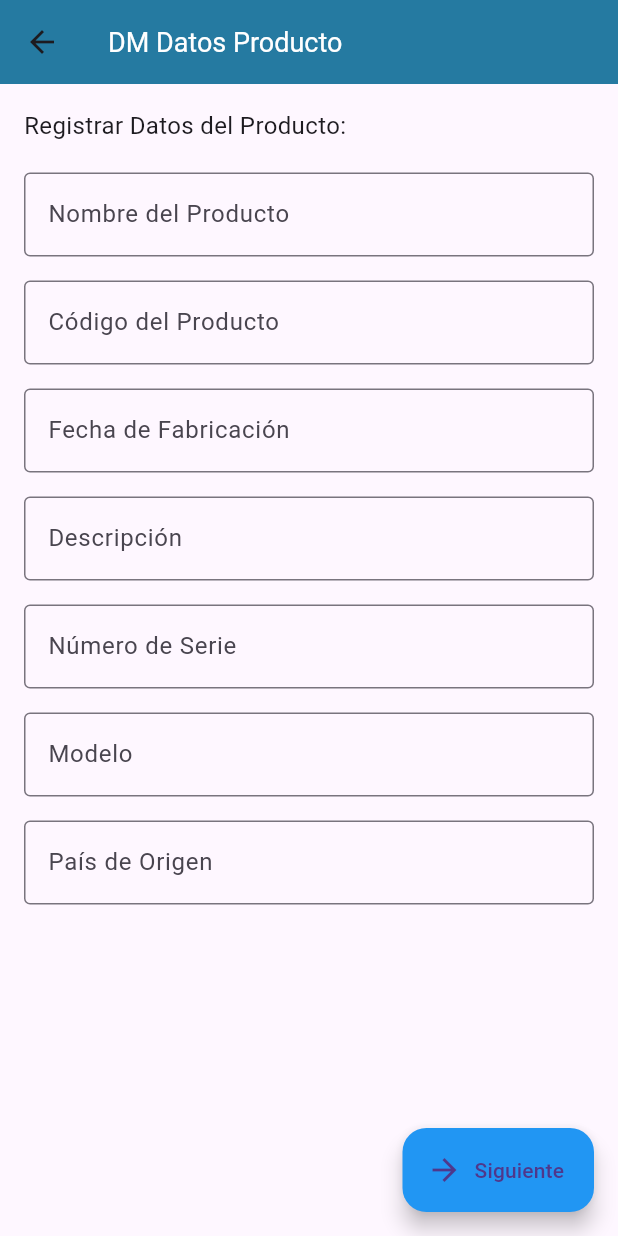
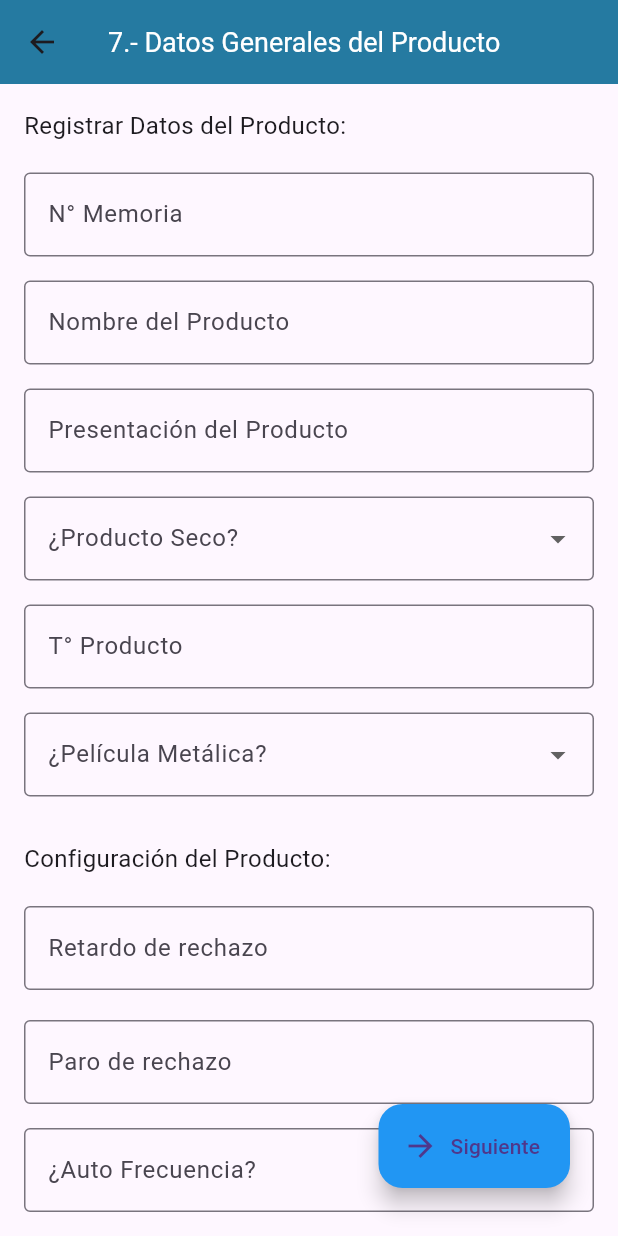
Before and after one commit to CiptechProyectos/AppCiptech, a Flutter app: the DM_DatosProducto screen opened directly, on a phone screen of 412 x 824 dp. Run offline on Flutter 3.47's test engine with Material 3 defaults, Android fonts, the phone set to English and light mode, and no system bars; Roboto replaces fonts that are missing (San Francisco).

Commit message:
Initial commit with all project files

```diff
--- a/ciptech/lib/DM_Configuracion.dart
+++ b/ciptech/lib/DM_Configuracion.dart
@@ -38,7 +38,7 @@ class Configuracion extends StatelessWidget {
   Widget build(BuildContext context) {
     return Scaffold(
       appBar: AppBar(
-        title: Text('Configuración'),
+        title: Text('4.- Configuración'),
       ),
       body: SafeArea(
         child: Padding(
--- a/ciptech/lib/DM_DatosCliente.dart
+++ b/ciptech/lib/DM_DatosCliente.dart
@@ -25,7 +25,7 @@ class _DMFormScreenState extends State<DMFormScreen> {
   Widget build(BuildContext context) {
     return Scaffold(
       appBar: AppBar(
-        title: Text('Datos de Cliente'),
+        title: Text('1.- Datos del Cliente'),
       ),
       body: Padding(
         padding: const EdgeInsets.all(16.0),
--- a/ciptech/lib/DM_DatosEquipo.dart
+++ b/ciptech/lib/DM_DatosEquipo.dart
@@ -81,7 +81,7 @@ class _DMDatosEquipoState extends State<DMDatosEquipo> {
 
     return Scaffold(
       appBar: AppBar(
-        title: Text('Datos del Equipo'),
+        title: Text('2.- Datos del Equipo'),
       ),
       body: Padding(
         padding: const EdgeInsets.all(16.0),
--- a/ciptech/lib/DM_DatosGeneralesProducto.dart
+++ b/ciptech/lib/DM_DatosGeneralesProducto.dart
@@ -6,7 +6,7 @@ class DM_DatosProducto extends StatelessWidget {
   Widget build(BuildContext context) {
     return Scaffold(
       appBar: AppBar(
-        title: Text('DM Datos Producto'),
+        title: Text('7.- Datos Generales del Producto'),
       ),
       body: SafeArea(
         child: Padding(
@@ -17,36 +17,64 @@ class DM_DatosProducto extends StatelessWidget {
               children: [
                 Text('Registrar Datos del Producto:'),
                 SizedBox(height: 20.0),
+                _buildTextField('N° Memoria', '', (value) {}),
+                SizedBox(height: 16.0),
                 _buildTextField('Nombre del Producto', '', (value) {}),
                 SizedBox(height: 16.0),
-                _buildTextField('Código del Producto', '', (value) {}),
+                _buildTextField('Presentación del Producto', '', (value) {}),
                 SizedBox(height: 16.0),
-                _buildTextField('Fecha de Fabricación', '', (value) {}),
+                _buildComboBox('¿Producto Seco?', ['Si', 'No'], (value) {}),
                 SizedBox(height: 16.0),
-                _buildTextField('Descripción', '', (value) {}),
+                _buildTextField('T° Producto', '', (value) {}),
                 SizedBox(height: 16.0),
-                _buildTextField('Número de Serie', '', (value) {}),
+                _buildComboBox('¿Película Metálica?', ['Si', 'No'], (value) {}),
+                SizedBox(height: 30.0),
+                Text('Configuración del Producto:'),
+                SizedBox(height: 20.0),
+                _buildTextField('Retardo de rechazo', '', (value) {}),
+                SizedBox(height: 20.0),
+                _buildTextField('Paro de rechazo', '', (value) {}),
                 SizedBox(height: 16.0),
-                _buildTextField('Modelo', '', (value) {}),
-                SizedBox(height: 16.0),
-                _buildTextField('País de Origen', '', (value) {}),
-                SizedBox(height: 70.0),
+                _buildComboBox('¿Auto Frecuencia?', ['Si', 'No'], (value) {}),
+                SizedBox(height: 20.0),
+                _buildTextField('Umbral Actual', '', (value) {}),
+                SizedBox(height: 20.0),
+                _buildTextField('Aumento Cabezal P/I', '', (value) {}),
+                SizedBox(height: 20.0),
+                _buildTextField('Aumento Cabezal Q', '', (value) {}),
+                SizedBox(height: 20.0),
+                _buildTextField('Aumento Cabezal / RF', '', (value) {}),
+                SizedBox(height: 20.0),
+                _buildTextField('Angulo Fase o Compensación', '', (value) {}),
+                SizedBox(height: 20.0),
+                _buildTextField('Excitación de Cabezal', '', (value) {}),
+                SizedBox(height: 20.0),
+                _buildTextField('Modo de Trabajo', '', (value) {}),
+                SizedBox(height: 20.0),
+                _buildTextField('Tipo de Rechazo', '', (value) {}),
+                SizedBox(height: 90.0),
               ],
             ),
           ),
         ),
       ),
-      floatingActionButton: FloatingActionButton.extended(
+      floatingActionButton: Padding(
+        padding: const EdgeInsets.only(bottom: 16.0, right: 16.0),
+        child: Align(
+          alignment: Alignment.bottomRight,
+          child: FloatingActionButton.extended(
             onPressed: () {
-          // Navegar a la pantalla DM_ConfiguracionProducto
+              // Navegar a la pantalla Configuracion
               Navigator.push(
                 context,
                 MaterialPageRoute(builder: (context) => DM_ConfiguracionProducto()),
               );
             },
-        label: Text('Siguiente'),
-        icon: Icon(Icons.arrow_forward),
+            label: Text('Siguiente'), // Texto del botón
+            icon: Icon(Icons.arrow_forward), // Ícono del botón
             backgroundColor: Colors.blue,
+          ),
+        ),
       ),
     );
   }
@@ -61,4 +89,20 @@ class DM_DatosProducto extends StatelessWidget {
       ),
     );
   }
+
+  Widget _buildComboBox(String labelText, List<String> items, void Function(String?)? onChanged) {
+    return DropdownButtonFormField<String>(
+      items: items.map((String value) {
+        return DropdownMenuItem<String>(
+          value: value,
+          child: Text(value),
+        );
+      }).toList(),
+      onChanged: onChanged,
+      decoration: InputDecoration(
+        labelText: labelText,
+        border: OutlineInputBorder(),
+      ),
+    );
   }
+}
--- a/ciptech/lib/DM_DatosServicio.dart
+++ b/ciptech/lib/DM_DatosServicio.dart
@@ -5,7 +5,7 @@ class DM_ConfiguracionProducto extends StatelessWidget {
   Widget build(BuildContext context) {
     return Scaffold(
       appBar: AppBar(
-        title: Text('DM Datos del Servicio'),
+        title: Text('8.- Datos del Servicio'),
       ),
       body: SafeArea(
         child: Padding(
@@ -14,9 +14,9 @@ class DM_ConfiguracionProducto extends StatelessWidget {
             child: Column(
               crossAxisAlignment: CrossAxisAlignment.start,
               children: [
-                Text('Datos del Servicio:'),
+                Text('Ingresar Datos del Servicio:'),
                 SizedBox(height: 20.0),
-                _buildTextField('Diagsnotico', '', (value) {}),
+                _buildTextField('Diagnostico', '', (value) {}),
                 SizedBox(height: 16.0),
                 _buildTextField('Recomendaciones', '', (value) {}),
                 SizedBox(height: 16.0),
--- a/ciptech/lib/DM_OpcionUsuario.dart
+++ b/ciptech/lib/DM_OpcionUsuario.dart
@@ -20,7 +20,7 @@ class _OpcionUsuarioState extends State<OpcionUsuario> {
   Widget build(BuildContext context) {
     return Scaffold(
       appBar: AppBar(
-        title: Text('Opción de Usuario'),
+        title: Text('3.- Opción de Usuario'),
       ),
       body: Padding(
         padding: const EdgeInsets.all(16.0),
--- a/ciptech/lib/DM_ValorDetector.dart
+++ b/ciptech/lib/DM_ValorDetector.dart
@@ -6,7 +6,7 @@ class DM_ValorDetector extends StatelessWidget {
   Widget build(BuildContext context) {
     return Scaffold(
       appBar: AppBar(
-        title: Text('DM Valor Detector'),
+        title: Text('6.- Valores de Detector'),
       ),
       body: Center(
         child: Column(
```
Also changed, not shown: ciptech/lib/DM_ValorBalance.dart (+65 -10 lines). Lines whose indentation alone changed are shown as unchanged.
